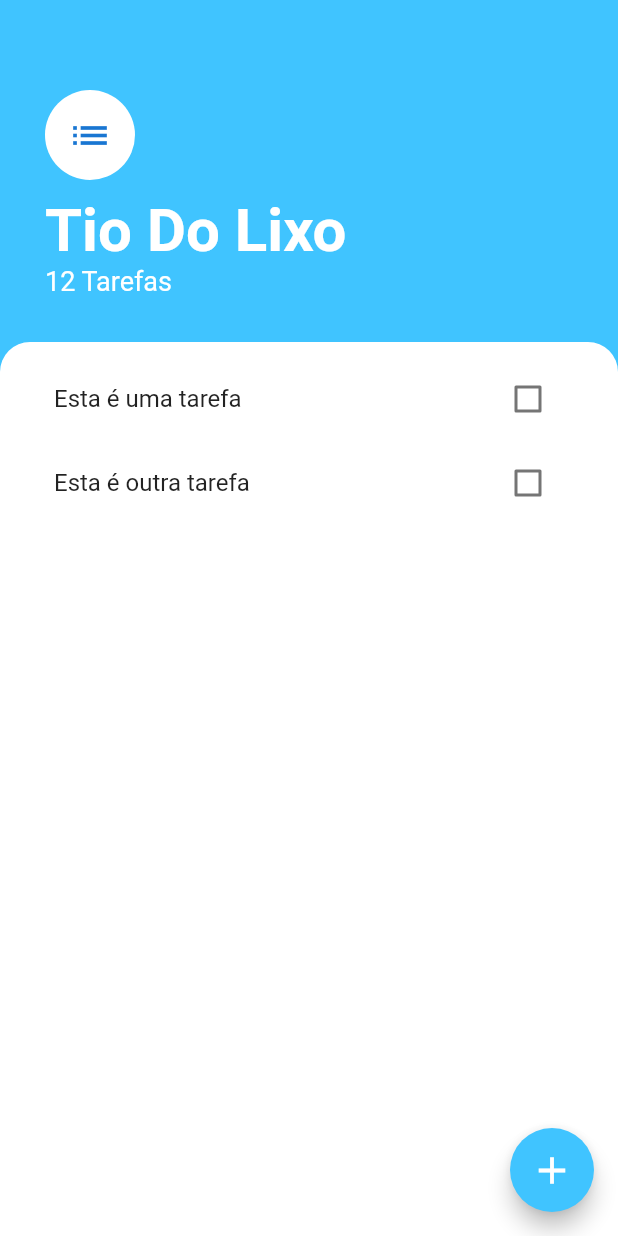
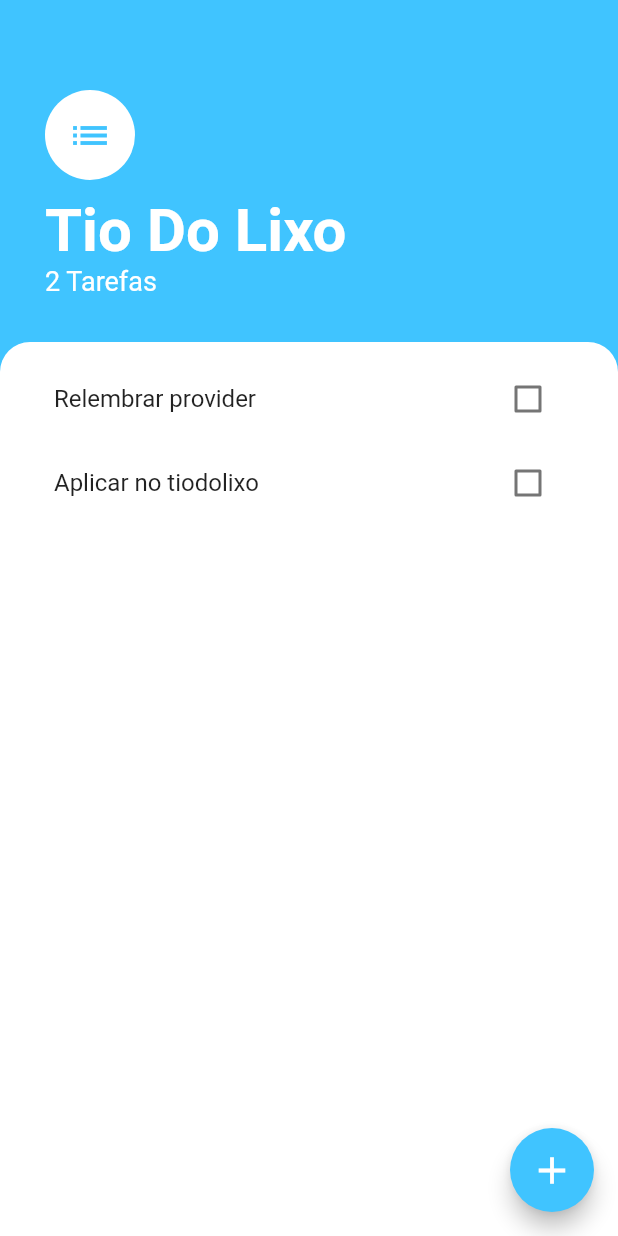
Before and after one commit to rafael-mq/tiodolixo, a Flutter app: the screen it shows after launch, on a phone screen of 412 x 824 dp. Run offline on Flutter 3.47's test engine with Material 2 defaults, Android fonts, the phone set to English and light mode, and no system bars.

Commit message:
functional adding tasks and viewing

```diff
--- a/lib/main.dart
+++ b/lib/main.dart
@@ -1,15 +1,19 @@
 import 'package:flutter/material.dart';
+import 'package:provider/provider.dart';
+import 'package:tiodolixo/models/task_data.dart';
 
 import 'package:tiodolixo/screens/tasks_screen.dart';
 
 void main() => runApp(MyApp());
 
 class MyApp extends StatelessWidget {
-
   @override
   Widget build(BuildContext context) {
-    return MaterialApp(
-      home: TasksScreen(),
+    return ChangeNotifierProvider(
+      create: (context) => TaskData(),
+      child: MaterialApp(
+        home: TasksScreen(),
+      ),
     );
   }
 }
--- a/lib/models/task.dart
+++ b/lib/models/task.dart
@@ -6,6 +6,7 @@ class Task {
 
   Task({this.name, this.isDone = false});
 
+
   void toggle() {
     isDone = !isDone;
   }
--- /dev/null
+++ b/lib/models/task_data.dart
@@ -0,0 +1,36 @@
+import 'package:flutter/foundation.dart';
+import 'package:tiodolixo/models/task.dart';
+
+class TaskData extends ChangeNotifier {
+  List<Task> _tasks = [
+    Task(name: 'Relembrar provider'),
+    Task(name: 'Aplicar no tiodolixo'),
+  ];
+
+  List<Task> get tasks {
+    return _tasks;
+  }
+
+  int get count {
+    return tasks.length;
+  }
+
+  void addTask(Task newTask) {
+    tasks.add(newTask);
+    notifyListeners();
+  }
+
+  void toggleTask(Task task) {
+    task.toggle();
+    notifyListeners();
+  }
+
+  bool getTaskChecked(Task task) {
+    return task.isDone;
+  }
+
+  void removeTask(Task task) {
+    _tasks.remove(task);
+    notifyListeners();
+  }
+}
--- a/lib/screens/add_task_screen.dart
+++ b/lib/screens/add_task_screen.dart
@@ -1,6 +1,11 @@
 import 'package:flutter/material.dart';
+import 'package:tiodolixo/models/task.dart';
+import 'package:tiodolixo/models/task_data.dart';
+import 'package:provider/provider.dart';
 
 class AddTaskScreen extends StatelessWidget {
+  final _controller = TextEditingController();
+
   @override
   Widget build(BuildContext context) {
     return Container(
@@ -26,6 +31,8 @@ class AddTaskScreen extends StatelessWidget {
             TextField(
               autofocus: true,
               textAlign: TextAlign.center,
+              controller: _controller,
+              cursorColor: Colors.lightBlueAccent,
             ),
             SizedBox(
               height: 20.0,
@@ -37,7 +44,10 @@ class AddTaskScreen extends StatelessWidget {
                 color: Colors.lightBlueAccent,
                 textColor: Colors.white,
                 child: Text("Criar"),
-                onPressed: () {},
+                onPressed: () {
+                  Provider.of<TaskData>(context, listen: false).addTask(Task(name: _controller.text));
+                  Navigator.pop(context);
+                },
               ),
             )
           ],
--- a/lib/screens/tasks_screen.dart
+++ b/lib/screens/tasks_screen.dart
@@ -1,4 +1,7 @@
 import 'package:flutter/material.dart';
+import 'package:provider/provider.dart';
+import 'package:tiodolixo/models/task_data.dart';
+
 import 'package:tiodolixo/screens/add_task_screen.dart';
 import 'package:tiodolixo/widgets/tasks_list.dart';
 
@@ -44,6 +47,7 @@ class TasksScreen extends StatelessWidget {
                   radius: 30.0,
                   child: Icon(
                     Icons.list,
+                    color: Colors.lightBlueAccent,
                     size: 30.0,
                   ),
                 ),
@@ -58,7 +62,7 @@ class TasksScreen extends StatelessWidget {
                       fontWeight: FontWeight.w700),
                 ),
                 Text(
-                  "12 Tarefas",
+                  '${Provider.of<TaskData>(context).count} Tarefas',
                   style: TextStyle(
                     color: Colors.white,
                     fontSize: 18.0,
--- a/lib/widgets/task_tile.dart
+++ b/lib/widgets/task_tile.dart
@@ -1,23 +1,41 @@
 import 'package:flutter/material.dart';
+import 'package:provider/provider.dart';
+import 'package:tiodolixo/models/task.dart';
+import 'package:tiodolixo/models/task_data.dart';
 
 class TaskTile extends StatelessWidget {
-  final bool isChecked;
-  final String taskName;
+  final Task _task;
 
-  TaskTile({this.isChecked = false, this.taskName = "vazia"});
+  TaskTile(this._task);
 
   @override
   Widget build(BuildContext context) {
-    return ListTile(
-      title: Text(
-        taskName,
-        style:
-            TextStyle(decoration: isChecked ? TextDecoration.lineThrough : null),
-      ),
-      trailing: Checkbox(
-        value: isChecked,
-        activeColor: Colors.lightBlueAccent,
-        onChanged: (newValue) {},
+    return Dismissible(
+      key: Key(_task.name),
+      onDismissed: (direction) {
+        Provider.of<TaskData>(context, listen: false).removeTask(_task);
+        Scaffold.of(context)
+            .showSnackBar(SnackBar(
+              content: Text("${_task.name} removida"),
+              duration: Duration(seconds: 1),
+              ));
+      },
+      background: Container(color: Colors.lightBlueAccent[100]),
+      child: ListTile(
+        title: Text(
+          _task.name,
+          style: TextStyle(
+              decoration: Provider.of<TaskData>(context).getTaskChecked(_task)
+                  ? TextDecoration.lineThrough
+                  : null),
+        ),
+        trailing: Checkbox(
+          value: _task.isDone,
+          activeColor: Colors.lightBlueAccent,
+          onChanged: (newValue) {
+            Provider.of<TaskData>(context, listen: false).toggleTask(_task);
+          },
+        ),
       ),
     );
   }
--- a/lib/widgets/tasks_list.dart
+++ b/lib/widgets/tasks_list.dart
@@ -1,29 +1,19 @@
 import 'package:flutter/material.dart';
+import 'package:provider/provider.dart';
+import 'package:tiodolixo/models/task_data.dart';
 
 import 'package:tiodolixo/widgets/task_tile.dart';
-import 'package:tiodolixo/models/task.dart';
 
-class TasksList extends StatefulWidget {
-  @override
-  _TasksListState createState() => _TasksListState();
-}
-
-class _TasksListState extends State<TasksList> {
-  List<Task> tasks = [
-    Task(name: "Esta é uma tarefa"),
-    Task(name: "Esta é outra tarefa")
-  ];
-
+class TasksList extends StatelessWidget {
   @override
   Widget build(BuildContext context) {
-    return ListView.builder(
-      itemCount: tasks.length,
-      itemBuilder: (context, index) {
-        return TaskTile(
-          taskName: tasks[index].name,
-          isChecked: tasks[index].isDone,
-        );
-      },
-    );
+    return Consumer<TaskData>(builder: (context, taskData, child) {
+      return ListView.builder(
+        itemCount: taskData.count,
+        itemBuilder: (context, index) {
+          return TaskTile(taskData.tasks[index]);
+        },
+      );
+    });
   }
 }
--- a/pubspec.yaml
+++ b/pubspec.yaml
@@ -20,10 +20,7 @@ dependencies:
   flutter:
     sdk: flutter
 
-
-  # The following adds the Cupertino Icons font to your application.
-  # Use with the CupertinoIcons class for iOS style icons.
-  cupertino_icons: ^0.1.3
+  provider:
 
 dev_dependencies:
   flutter_test:
```
Also changed, not shown: pubspec.lock.
